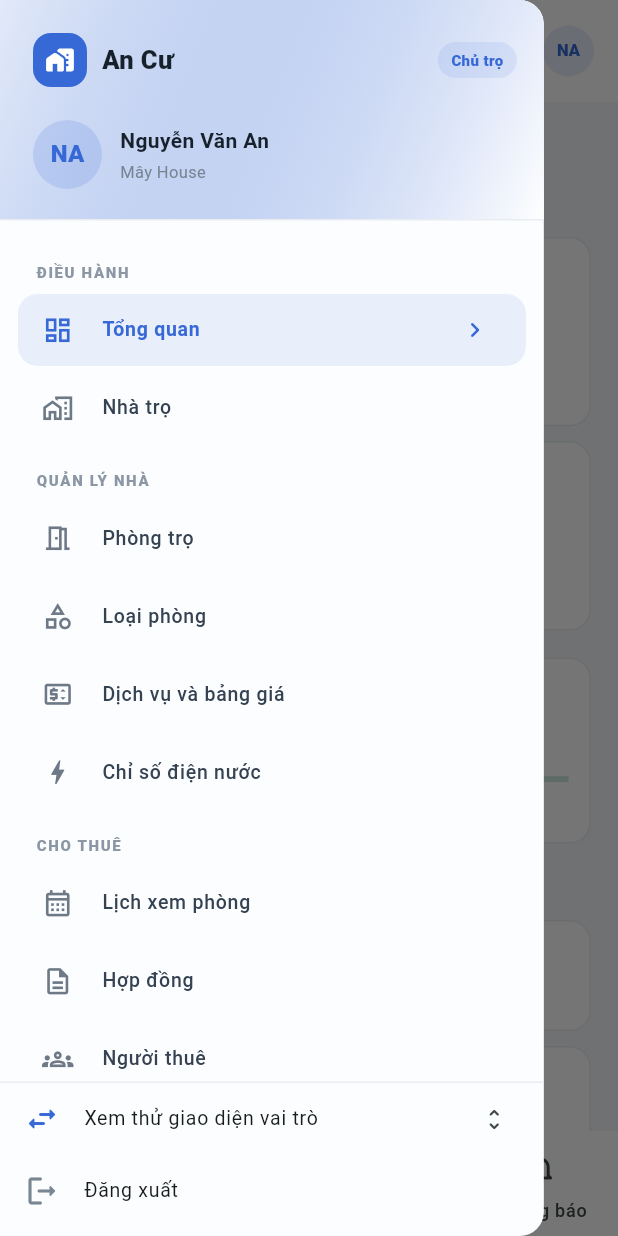
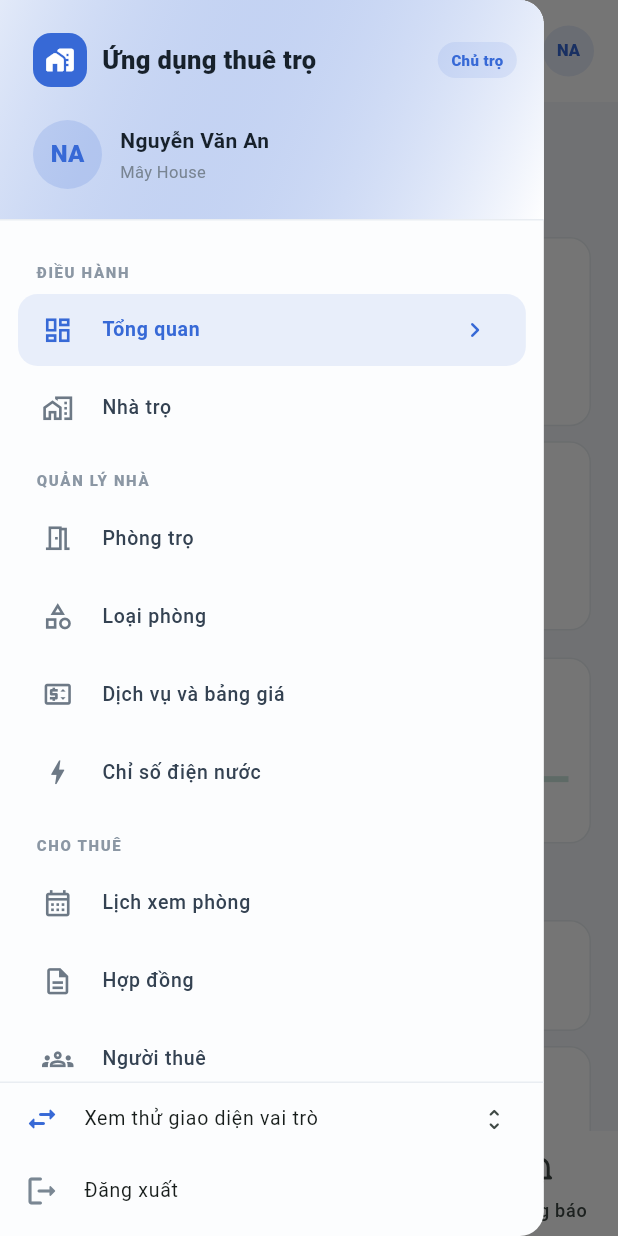
Before and after one commit to FoxSys285/quanlytro, a Flutter app: the screen it shows after launch, with the side drawer open, on a phone screen of 412 x 824 dp. Run offline on Flutter 3.47's test engine with Material 3 defaults, Android fonts, the phone set to English and light mode, and no system bars; our stand-ins replace image_picker.

Commit message:
feat: update app title and subtitles to "Ứng dụng thuê trọ" for consistency across the application

```diff
--- a/lib/layouts/role_layout.dart
+++ b/lib/layouts/role_layout.dart
@@ -74,7 +74,7 @@ class RoleLayoutShell extends StatefulWidget {
     required this.destinations,
     required this.tabs,
     required this.initialDestinationId,
-    this.appName = 'An Cư',
+    this.appName = 'Ứng dụng thuê trọ',
     this.showMoreTab = true,
     this.pageBuilder,
     this.onPreviewRoleSelected,
--- a/lib/main.dart
+++ b/lib/main.dart
@@ -15,7 +15,7 @@ class MyApp extends StatelessWidget {
   @override
   Widget build(BuildContext context) {
     return MaterialApp(
-      title: 'Hệ thống quản lý trọ',
+      title: 'Ứng dụng thuê trọ',
       debugShowCheckedModeBanner: false,
       theme: ThemeData(
         useMaterial3: true,
--- a/lib/pages/landlord/landlord_page_router.dart
+++ b/lib/pages/landlord/landlord_page_router.dart
@@ -52,7 +52,7 @@ class _LandlordSecondaryPage extends StatelessWidget {
     children: [
       LandlordPageTitle(
         title: destination.label,
-        subtitle: 'Không gian chủ trọ tại An Cư.',
+        subtitle: 'Không gian chủ trọ trên Ứng dụng thuê trọ.',
       ),
       const LandlordEmptyState(
         message: 'Màn hình này sẽ được thiết kế ở bước tiếp theo.',
--- a/lib/pages/tenant/discovery/tenant_discovery_page.dart
+++ b/lib/pages/tenant/discovery/tenant_discovery_page.dart
@@ -708,7 +708,7 @@ class _TenantDiscoveryPageState extends State<TenantDiscoveryPage> {
         icon: const Icon(Icons.location_on_rounded, color: tenantGreen),
         title: const Text('Cho phép truy cập vị trí?'),
         content: const Text(
-          'An Cư sẽ dùng vị trí để điền sẵn khu vực lọc và ưu tiên phòng gần bạn. Bản xem trước sẽ dùng vị trí mẫu tại Phường 25, Bình Thạnh.',
+          'Ứng dụng thuê trọ sẽ dùng vị trí để điền sẵn khu vực lọc và ưu tiên phòng gần bạn. Bản xem trước sẽ dùng vị trí mẫu tại Phường 25, Bình Thạnh.',
           textAlign: TextAlign.center,
         ),
         actionsAlignment: MainAxisAlignment.center,
--- a/lib/pages/tenant/tenant_page_router.dart
+++ b/lib/pages/tenant/tenant_page_router.dart
@@ -34,7 +34,7 @@ class _TenantSecondaryPage extends StatelessWidget {
     children: [
       TenantPageTitle(
         title: destination.label,
-        subtitle: 'Không gian người thuê tại An Cư.',
+        subtitle: 'Không gian người thuê trên Ứng dụng thuê trọ.',
       ),
       TenantSurface(
         padding: const EdgeInsets.fromLTRB(23, 28, 23, 28),
```
Also changed, not shown: 3 other files.
